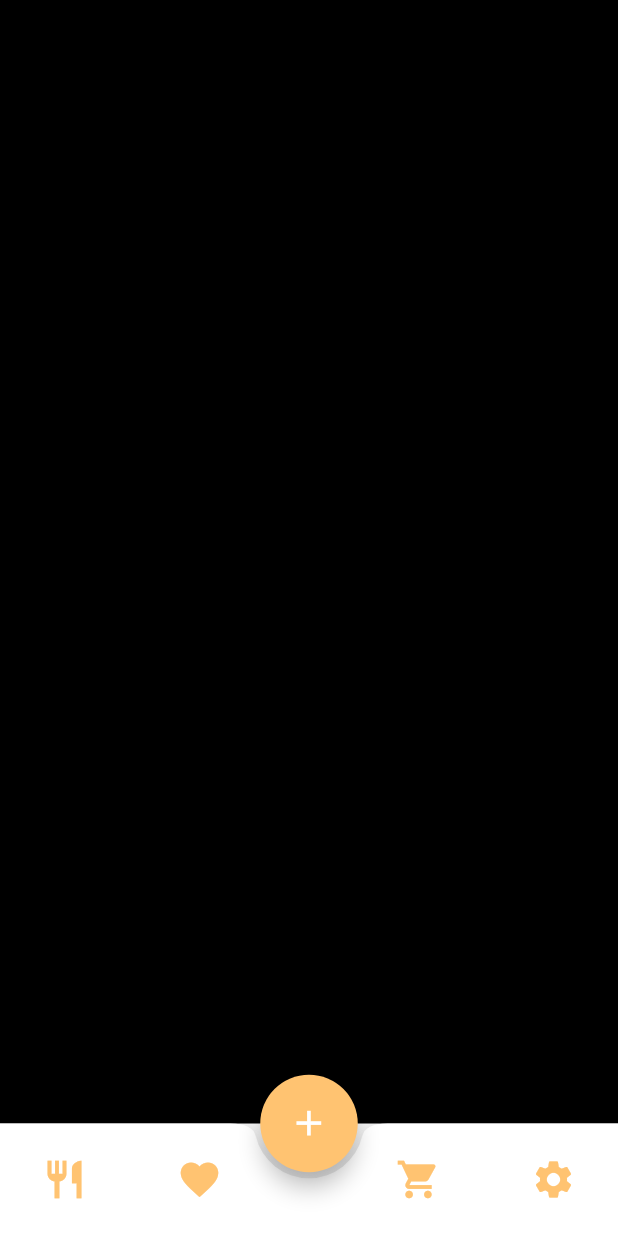
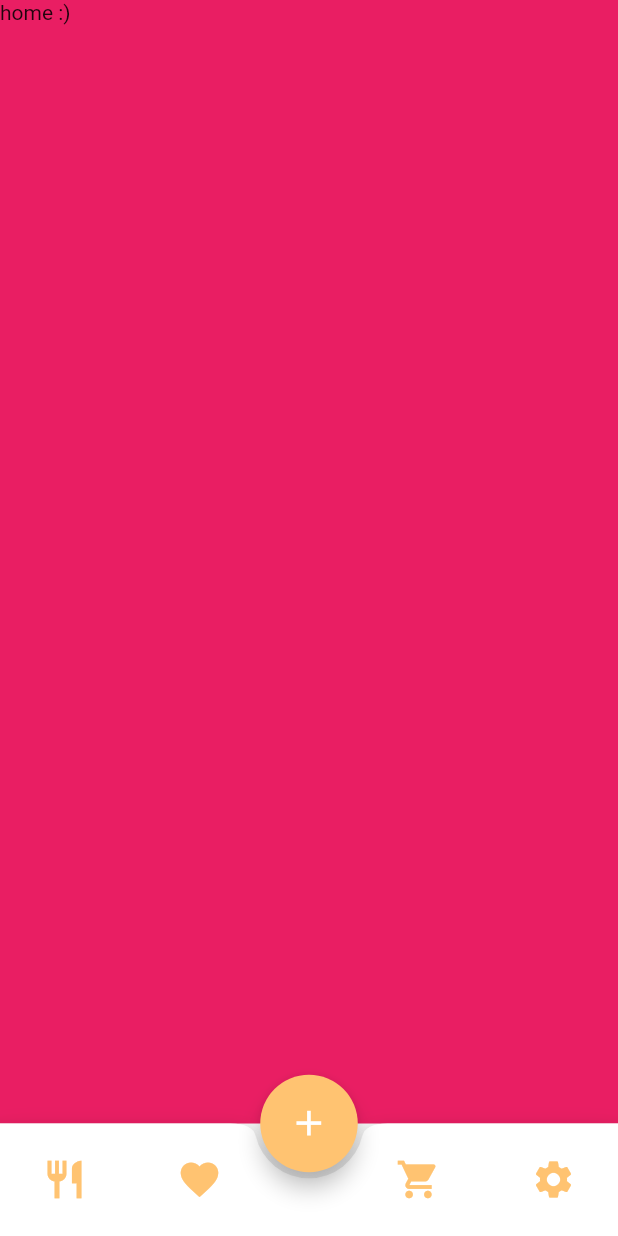
Before and after one commit to danipishinin/flutter_cookbook, a Flutter app: the screen it shows after launch, after a tap on "Entrar", on a phone screen of 412 x 824 dp. Run offline on Flutter 3.47's test engine with Material 2 defaults, Android fonts, the phone set to English and light mode, and no system bars.

Commit message:
save point

```diff
--- a/cookbook/lib/src/views/home.dart
+++ b/cookbook/lib/src/views/home.dart
@@ -9,7 +9,7 @@ class _HomeState extends State<Home> {
   @override
   Widget build(BuildContext context) {
     return Scaffold(
-      backgroundColor: Colors.black,
+      backgroundColor: Colors.pink,
       body: SingleChildScrollView(
         scrollDirection: Axis.vertical,
         child: Column(
```
